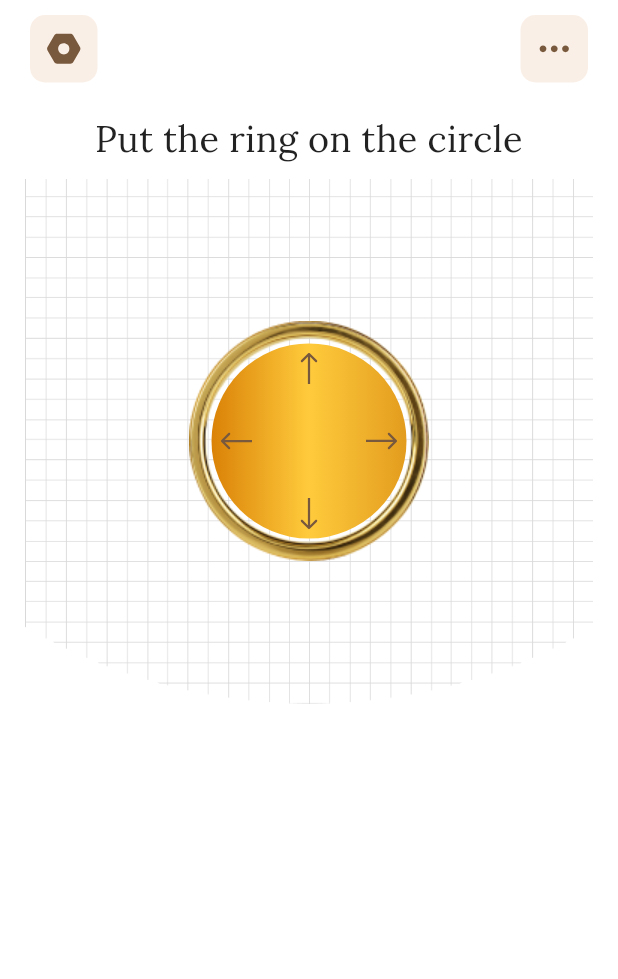
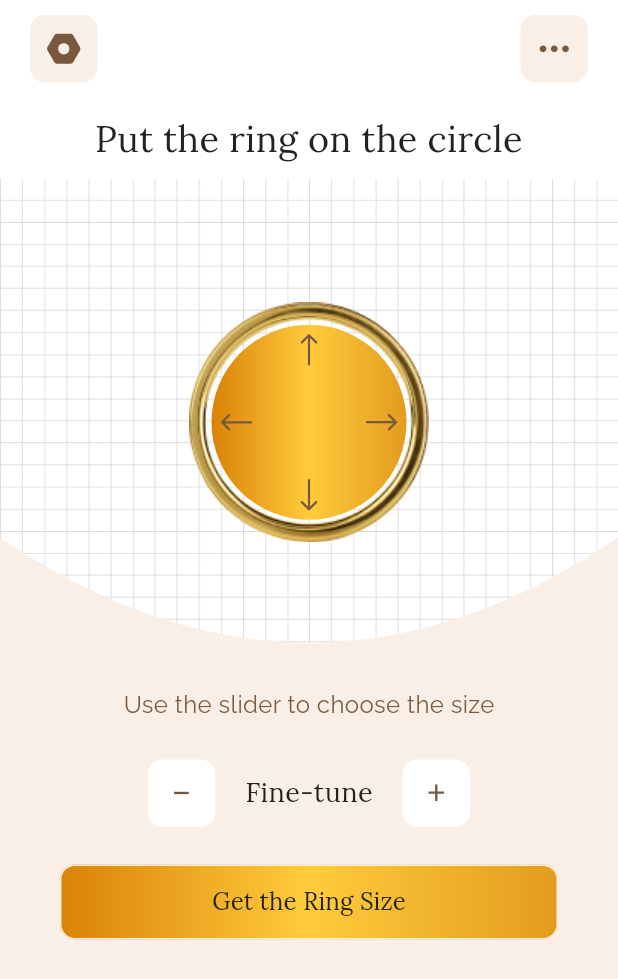
Before and after one commit to s0urav-hald3r/ring_sizer, a Flutter app: the RingSizerPage screen opened directly, on a phone screen of 412 x 824 dp. Shown: the top 979 px of the screen. Run offline on Flutter 3.47's test engine with Material 3 defaults, Android fonts, the phone set to English and light mode, and no system bars; our stand-ins replace dotted_border, flutter_svg, get, get_storage, google_fonts; accounts and stored records are empty.

Commit message:
ring sizer UI complete

```diff
--- /dev/null
+++ b/lib/components/fine_tune_button.dart
@@ -0,0 +1,52 @@
+import 'package:flutter/material.dart';
+import 'package:flutter_svg/flutter_svg.dart';
+import 'package:google_fonts/google_fonts.dart';
+import 'package:ring_sizer/config/constants.dart';
+
+class FineTuneButton extends StatelessWidget {
+  const FineTuneButton({super.key});
+
+  @override
+  Widget build(BuildContext context) {
+    return Row(mainAxisAlignment: MainAxisAlignment.center, children: [
+      InkWell(
+        onTap: () {},
+        child: Container(
+          width: 45,
+          height: 45,
+          decoration: BoxDecoration(
+            borderRadius: BorderRadius.circular(10),
+            color: Colors.white,
+          ),
+          child: Center(
+            child: SvgPicture.asset(minusIcon),
+          ),
+        ),
+      ),
+      const SizedBox(width: 20),
+      Text(
+        'Fine-tune',
+        style: GoogleFonts.lora(
+          fontSize: 18,
+          fontWeight: FontWeight.w400,
+          color: textColor,
+        ),
+      ),
+      const SizedBox(width: 20),
+      InkWell(
+        onTap: () {},
+        child: Container(
+          width: 45,
+          height: 45,
+          decoration: BoxDecoration(
+            borderRadius: BorderRadius.circular(10),
+            color: Colors.white,
+          ),
+          child: Center(
+            child: SvgPicture.asset(addIcon),
+          ),
+        ),
+      ),
+    ]);
+  }
+}
--- a/lib/components/ring_sizer_box.dart
+++ b/lib/components/ring_sizer_box.dart
@@ -11,11 +11,10 @@ class RingSizerBox extends StatelessWidget {
 
     return Container(
       width: size.width,
-      height: 350,
+      height: 325,
       decoration: const BoxDecoration(
         image: DecorationImage(
-          image: AssetImage(netBackground),
-        ),
+            image: AssetImage(netBackground), fit: BoxFit.cover),
       ),
       child: Stack(alignment: Alignment.center, children: [
         AnimatedContainer(
--- a/lib/views/ring_sizer_page.dart
+++ b/lib/views/ring_sizer_page.dart
@@ -1,5 +1,6 @@
 import 'package:flutter/material.dart';
 import 'package:google_fonts/google_fonts.dart';
+import 'package:ring_sizer/components/fine_tune_button.dart';
 import 'package:ring_sizer/components/menu_appbar.dart';
 import 'package:ring_sizer/components/ring_sizer_box.dart';
 import 'package:ring_sizer/config/constants.dart';
@@ -16,7 +17,8 @@ class RingSizerPage extends StatelessWidget {
         child: SizedBox(
           width: size.width,
           height: size.height,
-          child: Column(children: [
+          child: Stack(children: [
+            Column(children: [
               const SizedBox(height: 10),
               const Padding(
                 padding: EdgeInsets.symmetric(horizontal: 20),
@@ -33,10 +35,82 @@ class RingSizerPage extends StatelessWidget {
                 ),
               ),
               const SizedBox(height: 10),
-            const RingSizerBox()
+              const RingSizerBox(),
+            ]),
+
+            Positioned(
+              top: size.height / 2.3,
+              child: ClipPath(
+                clipper: RingSizerClipper(),
+                child: Container(
+                  color: primaryColor,
+                  width: size.width,
+                  height: 700,
+                  child: Column(children: [
+                    const SizedBox(height: 100),
+                    Text(
+                      'Use the slider to choose the size',
+                      style: GoogleFonts.raleway(
+                        fontSize: 16,
+                        fontWeight: FontWeight.w400,
+                        color: secondaryColor,
+                      ),
+                    ),
+                    const SizedBox(height: 25),
+                    const FineTuneButton(),
+                    const SizedBox(height: 25),
+                    Container(
+                      width: size.width,
+                      height: 50,
+                      margin: const EdgeInsets.symmetric(horizontal: 40),
+                      decoration: BoxDecoration(
+                        borderRadius: BorderRadius.circular(10),
+                        gradient: elevated,
+                      ),
+                      child: ElevatedButton(
+                        child: Text(
+                          'Get the Ring Size',
+                          style: GoogleFonts.lora(
+                            fontSize: 16,
+                            fontWeight: FontWeight.w400,
+                            color: textColor,
+                          ),
+                        ),
+                        onPressed: () {},
+                      ),
+                    )
+                  ]),
+                ),
+              ),
+            ),
+            // Positioned(
+            //   top: size.height / 4.75,
+            //   child: SemiCircleSlider(
+            //     initialValue: 10,
+            //     divisions: 20,
+            //     onChanged: (value) => debugPrint('value: $value'),
+            //   ),
+            // ),
           ]),
         ),
       ),
     );
   }
 }
+
+class RingSizerClipper extends CustomClipper<Path> {
+  @override
+  Path getClip(Size size) {
+    Path path = Path();
+
+    path.quadraticBezierTo(size.width * 0.5, size.height * 0.2, size.width, 0);
+    path.lineTo(size.width, size.height);
+    path.lineTo(0, size.height);
+    path.close();
+
+    return path;
+  }
+
+  @override
+  bool shouldReclip(CustomClipper<Path> oldClipper) => true;
+}
```
Lines whose indentation alone changed are shown as unchanged.
